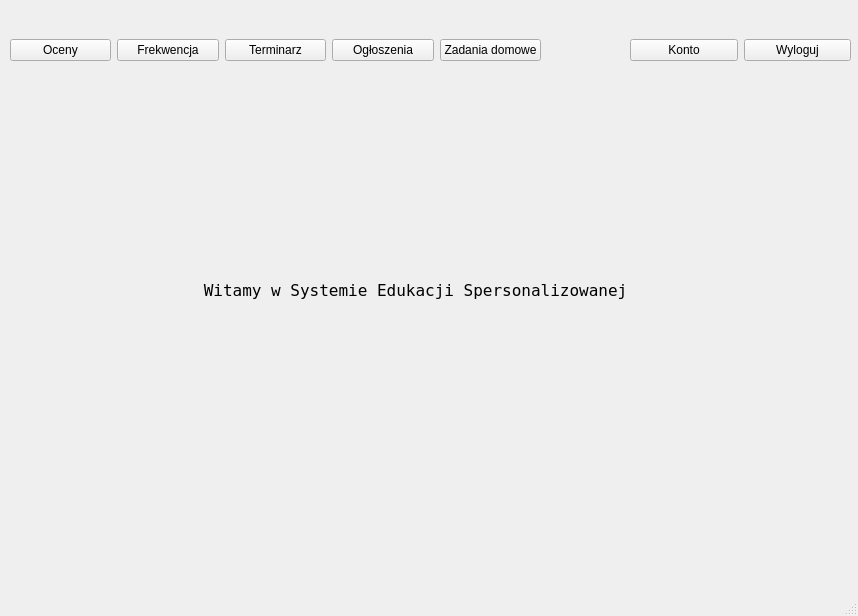
Dysky2/SEP, file mainpage.ui: the form before one commit.
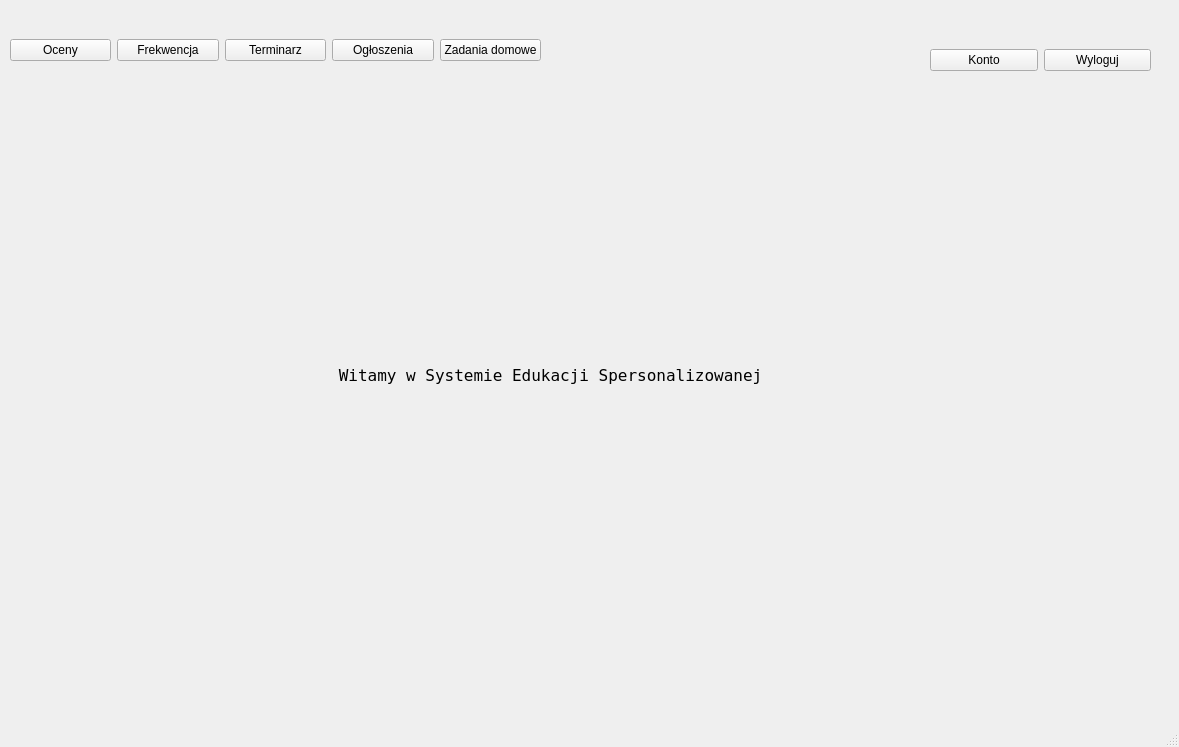
The form after the commit.

What changed in the file:
```diff
--- a/mainpage.ui
+++ b/mainpage.ui
@@ -6,37 +6,15 @@
    <rect>
     <x>0</x>
     <y>0</y>
-    <width>858</width>
-    <height>616</height>
+    <width>1179</width>
+    <height>747</height>
    </rect>
   </property>
   <property name="windowTitle">
    <string>MainWindow</string>
   </property>
   <widget class="QWidget" name="centralwidget">
-   <widget class="QLabel" name="label">
-    <property name="geometry">
-     <rect>
-      <x>170</x>
-      <y>120</y>
-      <width>491</width>
-      <height>341</height>
-     </rect>
-    </property>
-    <property name="font">
-     <font>
-      <family>Terminal</family>
-      <pointsize>12</pointsize>
-     </font>
-    </property>
-    <property name="text">
-     <string>Witamy w Systemie Edukacji Spersonalizowanej</string>
-    </property>
-    <property name="alignment">
-     <set>Qt::AlignmentFlag::AlignCenter</set>
-    </property>
-   </widget>
-   <widget class="QWidget" name="">
+   <widget class="QWidget" name="layoutWidget">
     <property name="geometry">
      <rect>
       <x>10</x>
@@ -83,11 +61,11 @@
      </item>
     </layout>
    </widget>
-   <widget class="QWidget" name="">
+   <widget class="QWidget" name="layoutWidget">
     <property name="geometry">
      <rect>
-      <x>630</x>
-      <y>20</y>
+      <x>930</x>
+      <y>30</y>
       <width>221</width>
       <height>61</height>
      </rect>
@@ -109,6 +87,43 @@
      </item>
     </layout>
    </widget>
+   <widget class="QStackedWidget" name="stackedWidget">
+    <property name="geometry">
+     <rect>
+      <x>10</x>
+      <y>100</y>
+      <width>1151</width>
+      <height>601</height>
+     </rect>
+    </property>
+    <property name="currentIndex">
+     <number>0</number>
+    </property>
+    <widget class="QWidget" name="page">
+     <widget class="QLabel" name="label">
+      <property name="geometry">
+       <rect>
+        <x>270</x>
+        <y>80</y>
+        <width>541</width>
+        <height>391</height>
+       </rect>
+      </property>
+      <property name="font">
+       <font>
+        <family>Terminal</family>
+        <pointsize>12</pointsize>
+       </font>
+      </property>
+      <property name="text">
+       <string>Witamy w Systemie Edukacji Spersonalizowanej</string>
+      </property>
+      <property name="alignment">
+       <set>Qt::AlignmentFlag::AlignCenter</set>
+      </property>
+     </widget>
+    </widget>
+   </widget>
   </widget>
   <widget class="QMenuBar" name="menubar">
    <property name="geometry">
```
Left out of the diff: 18 changed lines with no effect on the pictures.
